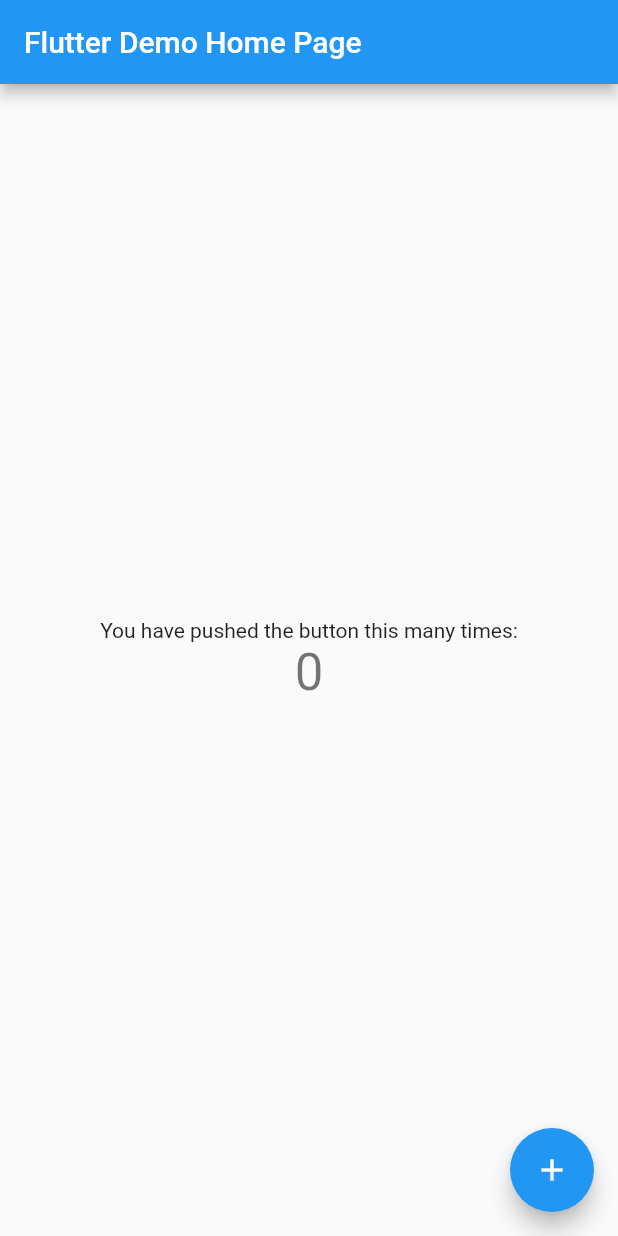
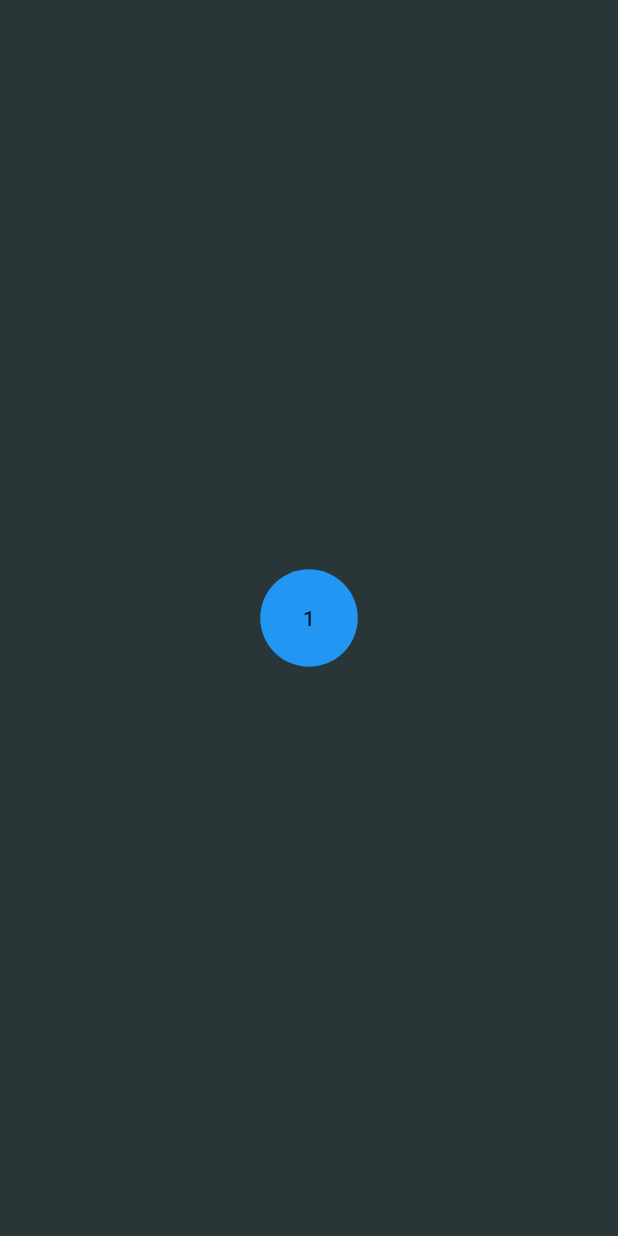
Before and after one commit to IAmMaulik/flutter_calculator, a Flutter app: the screen it shows after launch, on a phone screen of 412 x 824 dp. Run offline on Flutter 3.47's test engine with Material 2 defaults, Android fonts, the phone set to English and light mode, and no system bars.

Commit message:
Made the basic design of the calculator button

```diff
--- a/lib/main.dart
+++ b/lib/main.dart
@@ -1,113 +1,24 @@
 import 'package:flutter/material.dart';
+import 'package:calculator_app/widgets/CalcButton.dart';
 
 void main() {
-  runApp(MyApp());
+  runApp(CalcApp());
 }
 
-class MyApp extends StatelessWidget {
+class CalcApp extends StatelessWidget {
   // This widget is the root of your application.
   @override
   Widget build(BuildContext context) {
     return MaterialApp(
-      title: 'Flutter Demo',
-      theme: ThemeData(
-        // This is the theme of your application.
-        //
-        // Try running your application with "flutter run". You'll see the
-        // application has a blue toolbar. Then, without quitting the app, try
-        // changing the primarySwatch below to Colors.green and then invoke
-        // "hot reload" (press "r" in the console where you ran "flutter run",
-        // or simply save your changes to "hot reload" in a Flutter IDE).
-        // Notice that the counter didn't reset back to zero; the application
-        // is not restarted.
-        primarySwatch: Colors.blue,
+      title: 'Calculator',
+      home: Scaffold(
+        backgroundColor: Color(0xFF283637),
+        body: Center(
+          child: CalcButton(
+            text: "1",
+          ),
+        ),
       ),
-      home: MyHomePage(title: 'Flutter Demo Home Page'),
     );
   }
 }
-
-class MyHomePage extends StatefulWidget {
-  MyHomePage({Key? key, required this.title}) : super(key: key);
-
-  // This widget is the home page of your application. It is stateful, meaning
-  // that it has a State object (defined below) that contains fields that affect
-  // how it looks.
-
-  // This class is the configuration for the state. It holds the values (in this
-  // case the title) provided by the parent (in this case the App widget) and
-  // used by the build method of the State. Fields in a Widget subclass are
-  // always marked "final".
-
-  final String title;
-
-  @override
-  _MyHomePageState createState() => _MyHomePageState();
-}
-
-class _MyHomePageState extends State<MyHomePage> {
-  int _counter = 0;
-
-  void _incrementCounter() {
-    setState(() {
-      // This call to setState tells the Flutter framework that something has
-      // changed in this State, which causes it to rerun the build method below
-      // so that the display can reflect the updated values. If we changed
-      // _counter without calling setState(), then the build method would not be
-      // called again, and so nothing would appear to happen.
-      _counter++;
-    });
-  }
-
-  @override
-  Widget build(BuildContext context) {
-    // This method is rerun every time setState is called, for instance as done
-    // by the _incrementCounter method above.
-    //
-    // The Flutter framework has been optimized to make rerunning build methods
-    // fast, so that you can just rebuild anything that needs updating rather
-    // than having to individually change instances of widgets.
-    return Scaffold(
-      appBar: AppBar(
-        // Here we take the value from the MyHomePage object that was created by
-        // the App.build method, and use it to set our appbar title.
-        title: Text(widget.title),
-      ),
-      body: Center(
-        // Center is a layout widget. It takes a single child and positions it
-        // in the middle of the parent.
-        child: Column(
-          // Column is also a layout widget. It takes a list of children and
-          // arranges them vertically. By default, it sizes itself to fit its
-          // children horizontally, and tries to be as tall as its parent.
-          //
-          // Invoke "debug painting" (press "p" in the console, choose the
-          // "Toggle Debug Paint" action from the Flutter Inspector in Android
-          // Studio, or the "Toggle Debug Paint" command in Visual Studio Code)
-          // to see the wireframe for each widget.
-          //
-          // Column has various properties to control how it sizes itself and
-          // how it positions its children. Here we use mainAxisAlignment to
-          // center the children vertically; the main axis here is the vertical
-          // axis because Columns are vertical (the cross axis would be
-          // horizontal).
-          mainAxisAlignment: MainAxisAlignment.center,
-          children: <Widget>[
-            Text(
-              'You have pushed the button this many times:',
-            ),
-            Text(
-              '$_counter',
-              style: Theme.of(context).textTheme.headline4,
-            ),
-          ],
-        ),
-      ),
-      floatingActionButton: FloatingActionButton(
-        onPressed: _incrementCounter,
-        tooltip: 'Increment',
-        child: Icon(Icons.add),
-      ), // This trailing comma makes auto-formatting nicer for build methods.
-    );
-  }
-}
--- /dev/null
+++ b/lib/widgets/CalcButton.dart
@@ -0,0 +1,23 @@
+import 'package:flutter/material.dart';
+
+class CalcButton extends StatelessWidget {
+  final String text;
+
+  CalcButton({ required this.text });
+
+  @override
+  Widget build(BuildContext context) {
+    return SizedBox(
+      width: 65.0,
+      height: 65.0,
+      child: FlatButton(
+        shape: RoundedRectangleBorder(
+          borderRadius: BorderRadius.circular(50.0)
+        ),
+        child: Text(text),
+        onPressed: () {},
+        color: Colors.blue,
+      ),
+    );
+  }
+}
```
